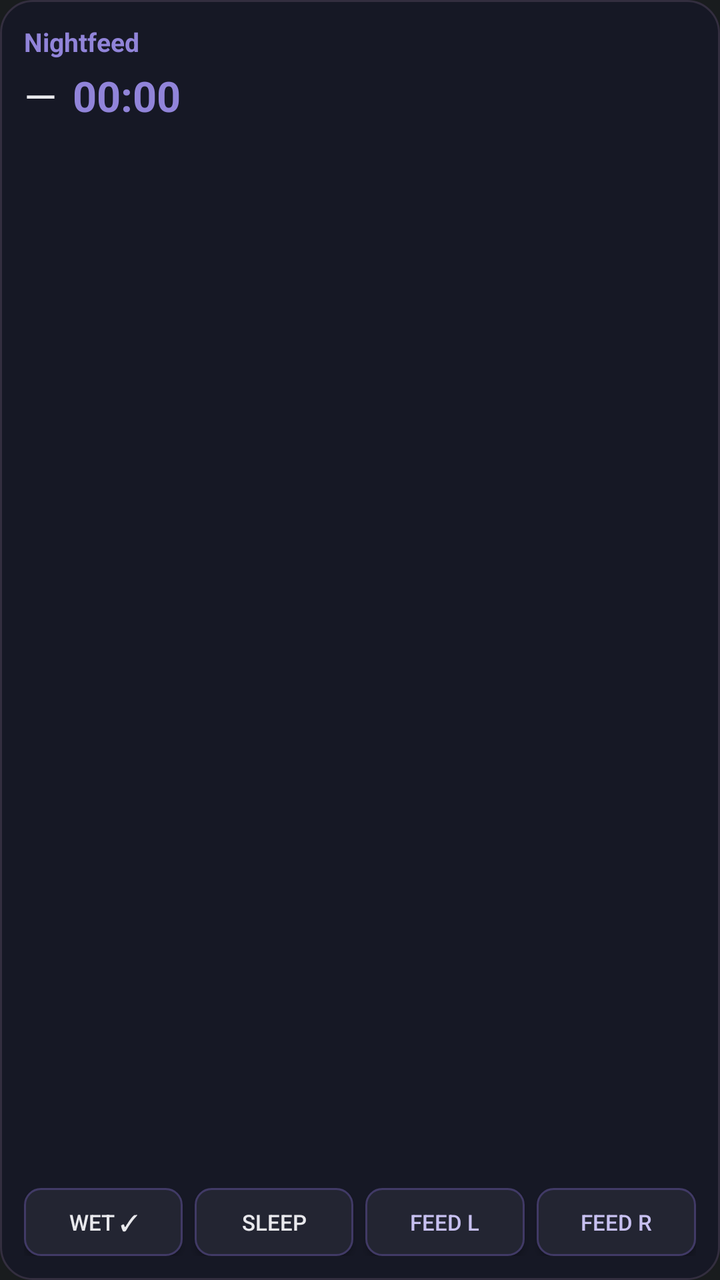
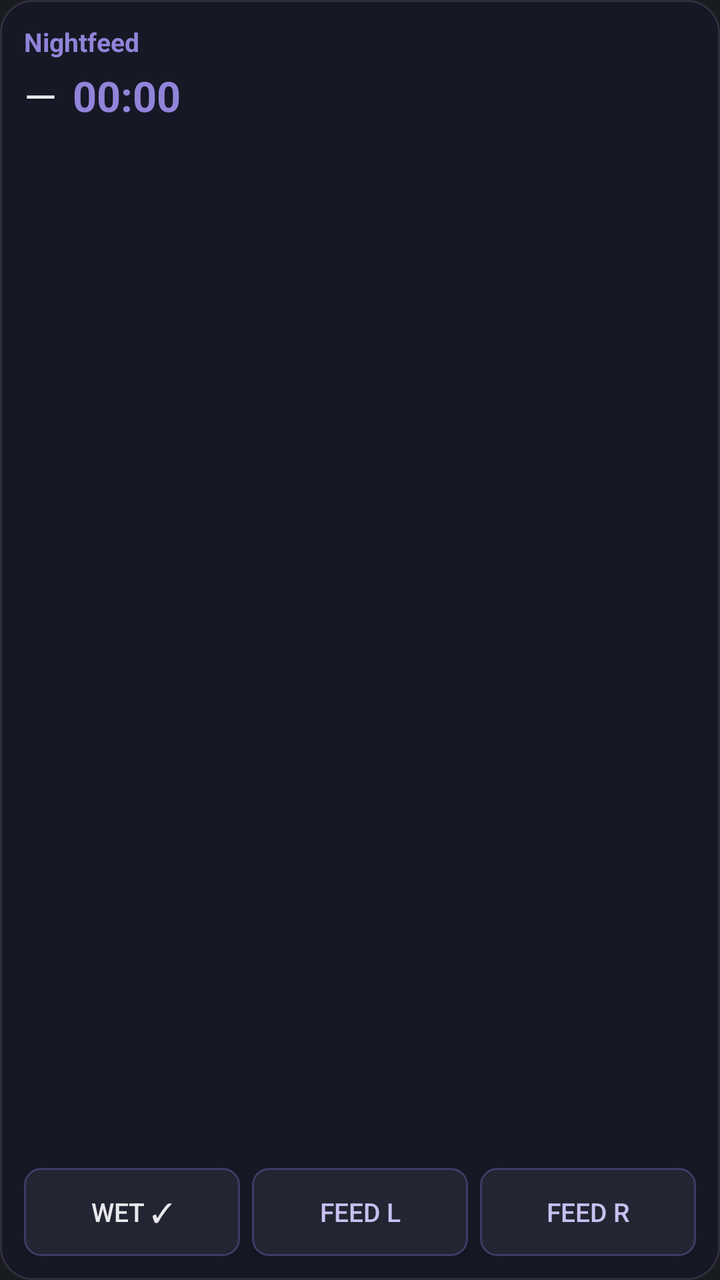

The first picture is an Android layout as it rendered before a commit; the second is the same layout after the commit. The layout source and the unified diff follow.
<!-- AndroidManifest.xml: application theme android:Theme.DeviceDefault.NoActionBar -->
<!-- res/layout/widget.xml -->
<?xml version="1.0" encoding="utf-8"?>
<LinearLayout xmlns:android="http://schemas.android.com/apk/res/android"
    android:id="@+id/root"
    android:layout_width="match_parent"
    android:layout_height="match_parent"
    android:orientation="vertical"
    android:padding="12dp"
    android:background="@drawable/widget_bg">

    <LinearLayout
        android:layout_width="match_parent"
        android:layout_height="wrap_content"
        android:orientation="horizontal">
        <TextView
            android:id="@+id/tv_title"
            android:layout_width="0dp"
            android:layout_height="wrap_content"
            android:layout_weight="1"
            android:text="Nightfeed"
            android:textSize="13sp"
            android:textStyle="bold"
            android:textColor="#9184D9" />
        <TextView
            android:id="@+id/tv_asof"
            android:layout_width="wrap_content"
            android:layout_height="wrap_content"
            android:text=""
            android:textSize="10sp"
            android:textColor="#77777F" />
    </LinearLayout>

    <LinearLayout
        android:id="@+id/row_state"
        android:layout_width="match_parent"
        android:layout_height="wrap_content"
        android:layout_marginTop="4dp"
        android:orientation="horizontal">
        <TextView
            android:id="@+id/tv_state"
            android:layout_width="wrap_content"
            android:layout_height="wrap_content"
            android:text="—"
            android:textSize="21sp"
            android:textColor="#E9E9ED" />
        <Chronometer
            android:id="@+id/chrono_state"
            android:layout_width="wrap_content"
            android:layout_height="wrap_content"
            android:layout_marginStart="8dp"
            android:textSize="21sp"
            android:textStyle="bold"
            android:textColor="#9184D9" />
    </LinearLayout>

    <TextView
        android:id="@+id/tv_fed"
        android:layout_width="match_parent"
        android:layout_height="wrap_content"
        android:layout_marginTop="6dp"
        android:text=""
        android:textSize="16sp"
        android:textColor="#D5D4DC" />

    <TextView
        android:id="@+id/tv_next"
        android:layout_width="match_parent"
        android:layout_height="wrap_content"
        android:layout_marginTop="2dp"
        android:text=""
        android:textSize="16sp"
        android:textColor="#B5ABFC"
        android:visibility="gone" />

    <TextView
        android:id="@+id/tv_counts"
        android:layout_width="match_parent"
        android:layout_height="wrap_content"
        android:layout_marginTop="6dp"
        android:text=""
        android:textSize="13sp"
        android:textColor="#8B8B93" />

    <TextView
        android:id="@+id/tv_reminder"
        android:layout_width="match_parent"
        android:layout_height="wrap_content"
        android:layout_marginTop="2dp"
        android:text=""
        android:textSize="12sp"
        android:textStyle="bold"
        android:textColor="#9184D9"
        android:visibility="gone" />

    <LinearLayout
        android:layout_width="match_parent"
        android:layout_height="0dp"
        android:layout_weight="1"
        android:orientation="horizontal" />

    <LinearLayout
        android:layout_width="match_parent"
        android:layout_height="wrap_content"
        android:orientation="horizontal">
        <Button
            android:id="@+id/btn_wet"
            android:layout_width="0dp"
            android:layout_height="34dp"
            android:layout_weight="1"
            android:text="Wet ✓"
            android:textSize="11sp"
            android:textColor="#E9E9ED"
            android:background="@drawable/btn_bg" />
        <Button
            android:id="@+id/btn_sleep"
            android:layout_width="0dp"
            android:layout_height="34dp"
            android:layout_weight="1"
            android:layout_marginStart="6dp"
            android:text="Sleep"
            android:textSize="11sp"
            android:textColor="#E9E9ED"
            android:background="@drawable/btn_bg" />
        <Button
            android:id="@+id/btn_left"
            android:layout_width="0dp"
            android:layout_height="34dp"
            android:layout_weight="1"
            android:layout_marginStart="6dp"
            android:text="Feed L"
            android:textSize="11sp"
            android:textColor="#C7C0F0"
            android:background="@drawable/btn_bg" />
        <Button
            android:id="@+id/btn_right"
            android:layout_width="0dp"
            android:layout_height="34dp"
            android:layout_weight="1"
            android:layout_marginStart="6dp"
            android:text="Feed R"
            android:textSize="11sp"
            android:textColor="#C7C0F0"
            android:background="@drawable/btn_bg" />
    </LinearLayout>
</LinearLayout>
<!-- resources referenced by this layout -->
<resources>
  <!-- drawable btn_bg (drawable) -->
  <?xml version="1.0" encoding="utf-8"?>
  <shape xmlns:android="http://schemas.android.com/apk/res/android" android:shape="rectangle">
      <solid android:color="#232532" />
      <corners android:radius="8dp" />
      <stroke android:width="1dp" android:color="#413A66" />
  </shape>
  <!-- drawable widget_bg (drawable) -->
  <?xml version="1.0" encoding="utf-8"?>
  <shape xmlns:android="http://schemas.android.com/apk/res/android" android:shape="rectangle">
      <solid android:color="#EE161826" />
      <corners android:radius="16dp" />
      <stroke android:width="1dp" android:color="#332E3F" />
  </shape>
</resources>

<!-- the commit's change to res/layout/widget.xml (unified diff, before → after) -->
@@ -84,11 +84,11 @@
         android:id="@+id/tv_reminder"
         android:layout_width="match_parent"
         android:layout_height="wrap_content"
-        android:layout_marginTop="2dp"
+        android:layout_marginTop="4dp"
         android:text=""
-        android:textSize="12sp"
+        android:textSize="15sp"
         android:textStyle="bold"
-        android:textColor="#9184D9"
+        android:textColor="#B5ABFC"
         android:visibility="gone" />
 
     <LinearLayout
@@ -104,40 +104,42 @@
         <Button
             android:id="@+id/btn_wet"
             android:layout_width="0dp"
-            android:layout_height="34dp"
+            android:layout_height="44dp"
             android:layout_weight="1"
             android:text="Wet ✓"
-            android:textSize="11sp"
+            android:textSize="13sp"
             android:textColor="#E9E9ED"
             android:background="@drawable/btn_bg" />
+        
         <Button
             android:id="@+id/btn_sleep"
             android:layout_width="0dp"
-            android:layout_height="34dp"
+            android:layout_height="44dp"
             android:layout_weight="1"
             android:layout_marginStart="6dp"
             android:text="Sleep"
-            android:textSize="11sp"
+            android:textSize="13sp"
             android:textColor="#E9E9ED"
+            android:visibility="gone"
             android:background="@drawable/btn_bg" />
         <Button
             android:id="@+id/btn_left"
             android:layout_width="0dp"
-            android:layout_height="34dp"
+            android:layout_height="44dp"
             android:layout_weight="1"
             android:layout_marginStart="6dp"
             android:text="Feed L"
-            android:textSize="11sp"
+            android:textSize="13sp"
             android:textColor="#C7C0F0"
             android:background="@drawable/btn_bg" />
         <Button
             android:id="@+id/btn_right"
             android:layout_width="0dp"
-            android:layout_height="34dp"
+            android:layout_height="44dp"
             android:layout_weight="1"
             android:layout_marginStart="6dp"
             android:text="Feed R"
-            android:textSize="11sp"
+            android:textSize="13sp"
             android:textColor="#C7C0F0"
             android:background="@drawable/btn_bg" />
     </LinearLayout>
